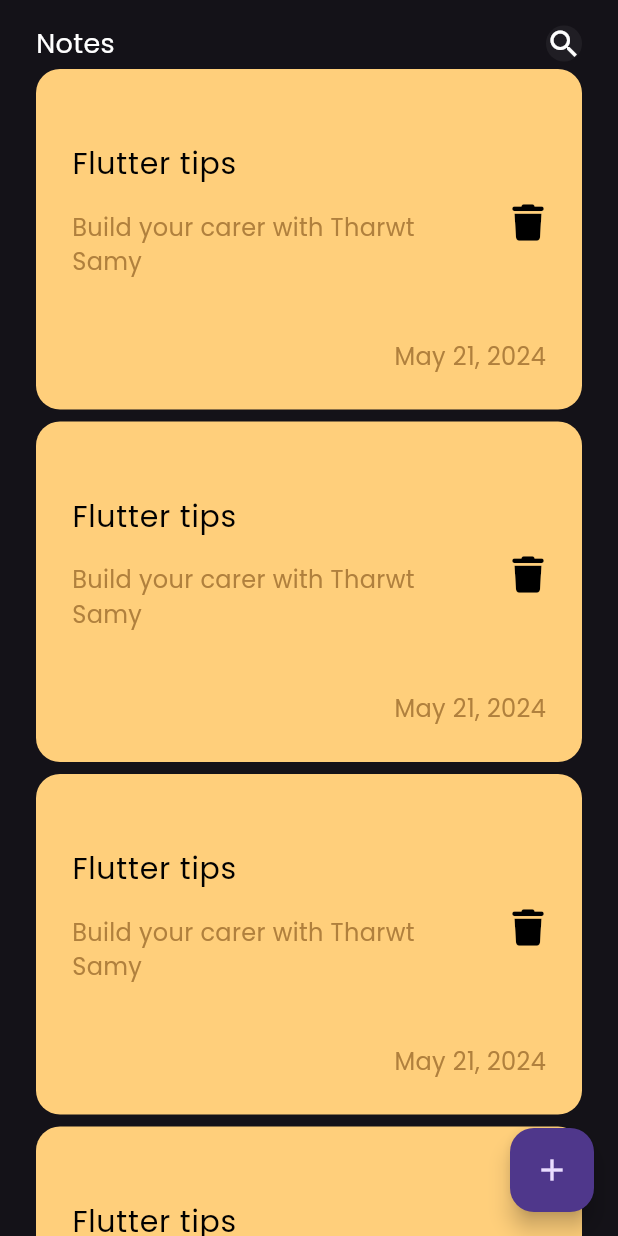
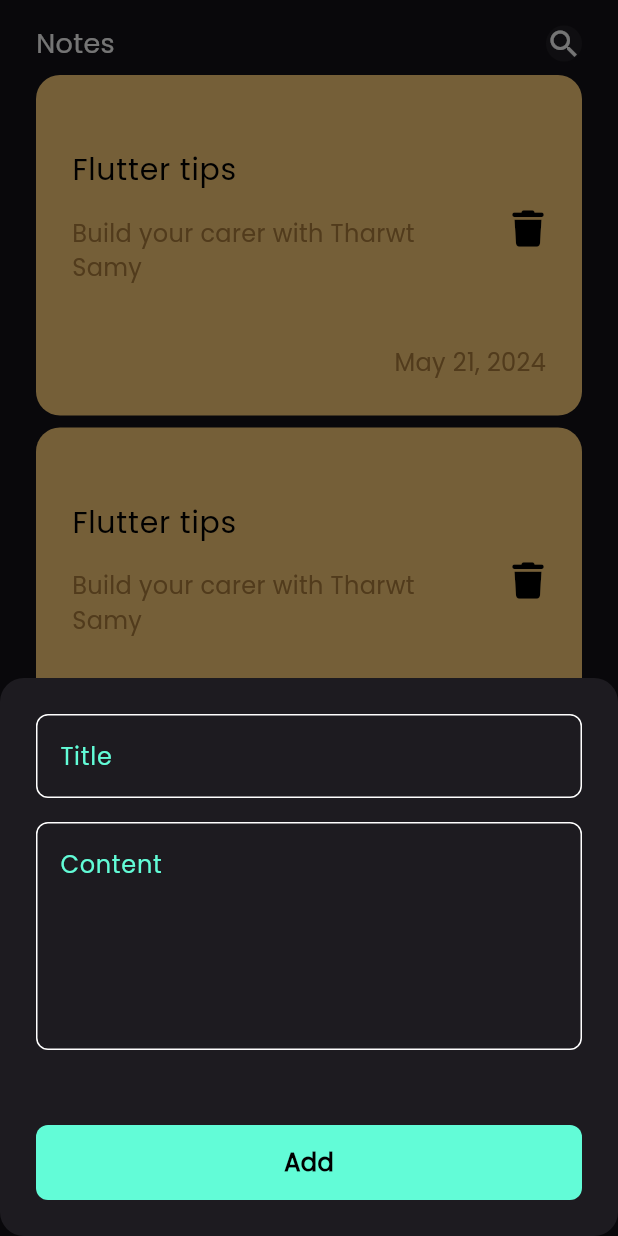
Before and after one commit to ahmed-ali-2024/notes_app, a Flutter app: the screen it shows after launch, after a tap on the "add" icon, on a phone screen of 412 x 824 dp. Run offline on Flutter 3.47's test engine with Material 3 defaults, Android fonts, the phone set to English and light mode, and no system bars; our stand-ins replace flutter_bloc, font_awesome_flutter, hive, hive_flutter; accounts and stored records are empty.

Commit message:
add notes ststes

```diff
--- /dev/null
+++ b/lib/cubits/add_notes_cubits/add_note_cubit.dart
@@ -0,0 +1,6 @@
+import 'package:flutter_bloc/flutter_bloc.dart';
+import 'package:notesapp/cubits/add_notes_cubits/add_notes_state.dart';
+
+class AddNoteCubit extends Cubit<AddNotesState> {
+  AddNoteCubit() : super(AddNotesStateInit());
+}
--- /dev/null
+++ b/lib/cubits/home_page_cubit/home_page_cubit.dart
@@ -0,0 +1,6 @@
+import 'package:flutter_bloc/flutter_bloc.dart';
+import 'package:notesapp/cubits/home_page_cubit/home_page_states.dart';
+
+class HomePageCubit extends Cubit<HomePageStates> {
+  HomePageCubit() : super(HomePageStateinit());
+}
--- a/lib/main.dart
+++ b/lib/main.dart
@@ -1,7 +1,12 @@
 import 'package:flutter/material.dart';
+import 'package:hive_flutter/hive_flutter.dart';
 import 'package:notesapp/viewes/notes_view.dart';
+import 'package:notesapp/viewes/widgets/constants.dart';
 
-void main() {
+void main() async {
+  await Hive.initFlutter();
+  await Hive.openBox(kNotesBox);
+
   runApp(const NotesApp());
 }
 
--- a/lib/viewes/notes_view.dart
+++ b/lib/viewes/notes_view.dart
@@ -1,5 +1,8 @@
 import 'package:flutter/material.dart';
+import 'package:notesapp/viewes/widgets/add_sheet_buttom_sheet.dart';
 import 'package:notesapp/viewes/widgets/notes_view_body.dart';
+
+// Home page of app
 
 class NoteViews extends StatelessWidget {
   const NoteViews({super.key});
@@ -8,7 +11,15 @@ class NoteViews extends StatelessWidget {
   Widget build(BuildContext context) {
     return Scaffold(
       floatingActionButton: FloatingActionButton(
-        onPressed: () {},
+        onPressed: () {
+          showModalBottomSheet(
+              shape: RoundedRectangleBorder(
+                  borderRadius: BorderRadius.circular(16)),
+              context: context,
+              builder: (context) {
+                return const AddNotesButtomSheet();
+              });
+        },
         child: const Icon(
           Icons.add,
         ),
--- /dev/null
+++ b/lib/viewes/widgets/add_sheet_buttom_sheet.dart
@@ -0,0 +1,78 @@
+import 'package:flutter/cupertino.dart';
+import 'package:flutter/material.dart';
+import 'package:flutter/widgets.dart';
+import 'package:notesapp/viewes/widgets/custom_bottom.dart';
+import 'package:notesapp/viewes/widgets/custom_text_feild.dart';
+
+// to creat poup page that we can add new note
+
+class AddNotesButtomSheet extends StatelessWidget {
+  const AddNotesButtomSheet({super.key});
+
+  @override
+  Widget build(BuildContext context) {
+    return const Padding(
+      padding: EdgeInsets.all(24),
+      child: SingleChildScrollView(
+        child: AddNoteForm(),
+      ),
+    );
+  }
+}
+
+class AddNoteForm extends StatefulWidget {
+  const AddNoteForm({
+    super.key,
+  });
+
+  @override
+  State<AddNoteForm> createState() => _AddNoteFormState();
+}
+
+class _AddNoteFormState extends State<AddNoteForm> {
+  // variables
+  final GlobalKey<FormState> formKey = GlobalKey<FormState>();
+  String? title, subTitle;
+  AutovalidateMode autovalidateMode = AutovalidateMode.disabled;
+
+  @override
+  Widget build(BuildContext context) {
+    return Form(
+      autovalidateMode: autovalidateMode,
+      key: formKey,
+      child: Column(
+        children: [
+          CustomTextFormFeild(
+            onSaved: (value) {
+              title = value;
+            },
+            hintText: 'Title',
+          ),
+          const SizedBox(
+            height: 16,
+          ),
+          CustomTextFormFeild(
+            onSaved: (contentValue) {
+              subTitle = contentValue;
+            },
+            hintText: 'Content',
+            maxLines: 5,
+          ),
+          const SizedBox(
+            height: 50,
+          ),
+          CustomButtom(
+            onTap: () {
+              if (formKey.currentState!.validate()) {
+                formKey.currentState!.save();
+              } else {
+                autovalidateMode = AutovalidateMode.always;
+              }
+            },
+            buttomText: 'Add',
+          ),
+        ],
+      ),
+    );
+  }
+}
--- /dev/null
+++ b/lib/viewes/widgets/constants.dart
@@ -0,0 +1,4 @@
+import 'package:flutter/material.dart';
+
+const kPrimaryColor = Color(0xff62fcd7);
+const kNotesBox = 'notes_box';
--- a/lib/viewes/widgets/custom_appbar.dart
+++ b/lib/viewes/widgets/custom_appbar.dart
@@ -2,20 +2,23 @@ import 'package:flutter/material.dart';
 import 'package:notesapp/viewes/widgets/custom_search_icon.dart';
 
 class CustomAppBar extends StatelessWidget {
-  const CustomAppBar({super.key});
-
+  const CustomAppBar({super.key, required this.icon, required this.text});
+  final IconData icon;
+  final String text;
   @override
   Widget build(BuildContext context) {
-    return const Row(
+    return Row(
       children: [
         Text(
-          'Notes',
+          text,
           style: TextStyle(color: Colors.white, fontSize: 18),
         ),
-        Spacer(
+        const Spacer(
           flex: 1,
         ),
-        CustomSearchIcon(),
+        CustomIcon(
+          icon: icon,
+        ),
       ],
     );
   }
--- /dev/null
+++ b/lib/viewes/widgets/custom_bottom.dart
@@ -0,0 +1,35 @@
+import 'package:flutter/material.dart';
+import 'package:notesapp/viewes/widgets/constants.dart';
+
+// custom widget to creat buttom
+
+class CustomButtom extends StatelessWidget {
+  const CustomButtom({super.key, this.buttomText, this.onTap});
+  final String? buttomText;
+
+  final void Function()? onTap;
+  @override
+  Widget build(BuildContext context) {
+    return GestureDetector(
+      onTap: onTap,
+      child: Container(
+        height: 50,
+        width: MediaQuery.of(context).size.width,
+        decoration: BoxDecoration(
+          borderRadius: BorderRadius.circular(8),
+          color: kPrimaryColor,
+        ),
+        child: Center(
+          child: Text(
+            buttomText!,
+            style: const TextStyle(
+              color: Colors.black,
+              fontSize: 16,
+              fontWeight: FontWeight.bold,
+            ),
+          ),
+        ),
+      ),
+    );
+  }
+}
--- a/lib/viewes/widgets/custom_search_icon.dart
+++ b/lib/viewes/widgets/custom_search_icon.dart
@@ -1,15 +1,15 @@
 import 'package:flutter/material.dart';
 
-class CustomSearchIcon extends StatelessWidget {
-  const CustomSearchIcon({super.key});
-
+class CustomIcon extends StatelessWidget {
+  const CustomIcon({super.key, required this.icon});
+  final IconData icon;
   @override
   Widget build(BuildContext context) {
     return Container(
       decoration: BoxDecoration(
           color: Colors.white.withOpacity(0.05),
           borderRadius: BorderRadius.circular(16)),
-      child: const Center(child: Icon(Icons.search)),
+      child: Center(child: Icon(icon)),
     );
   }
 }
--- /dev/null
+++ b/lib/viewes/widgets/custom_text_feild.dart
@@ -0,0 +1,44 @@
+import 'package:flutter/material.dart';
+import 'package:notesapp/viewes/widgets/constants.dart';
+
+// to creat custom text field and use it as a widget in the app
+
+class CustomTextFormFeild extends StatelessWidget {
+  const CustomTextFormFeild(
+      {super.key, this.hintText, this.maxLines = 1, this.onSaved});
+
+  final String? hintText;
+  final int? maxLines;
+  final void Function(String?)? onSaved;
+
+  @override
+  Widget build(BuildContext context) {
+    return TextFormField(
+      onSaved: onSaved,
+      validator: (value) {
+        if (value?.isEmpty ?? true) {
+          return 'Field is required';
+        } else {
+          return null;
+        }
+      },
+      maxLines: maxLines,
+      decoration: InputDecoration(
+        hintText: hintText,
+        hintStyle: const TextStyle(color: kPrimaryColor),
+        border: buildBorder(),
+        focusedBorder: buildBorder(kPrimaryColor),
+        disabledBorder: buildBorder(),
+        enabledBorder: buildBorder(),
+      ),
+    );
+  }
+
+// method that can we use to choose colore to border to TextFormFiled
+  OutlineInputBorder buildBorder([bordercolor]) {
+    return OutlineInputBorder(
+      borderRadius: const BorderRadius.all(Radius.circular(8)),
+      borderSide: BorderSide(color: bordercolor ?? Colors.white),
+    );
+  }
+}
--- a/lib/viewes/widgets/custum_note_item.dart
+++ b/lib/viewes/widgets/custum_note_item.dart
@@ -1,12 +1,17 @@
 import 'package:flutter/material.dart';
 import 'package:font_awesome_flutter/font_awesome_flutter.dart';
+import 'package:notesapp/utils/navigation_utils.dart';
+import 'package:notesapp/viewes/edite_note_view.dart';
 
+// to creat card we can show notes on it
 class ViewItemBox extends StatelessWidget {
   const ViewItemBox({super.key});
 
   @override
   Widget build(BuildContext context) {
-    return Container(
+    return GestureDetector(
+      onTap: () => navigateToPage(context, const EditeNotesView()),
+      child: Container(
         padding: const EdgeInsets.all(24),
         decoration: BoxDecoration(
           color: const Color(0xffFFCF7B),
@@ -47,6 +52,7 @@ class ViewItemBox extends StatelessWidget {
             ),
           ],
         ),
+      ),
     );
   }
 }
--- a/lib/viewes/widgets/notes_list_veiw.dart
+++ b/lib/viewes/widgets/notes_list_veiw.dart
@@ -1,16 +1,24 @@
 import 'package:flutter/material.dart';
 import 'package:notesapp/viewes/widgets/custum_note_item.dart';
+
+//custom widget
+//to creat list of notes
 
 class NotesListView extends StatelessWidget {
   const NotesListView({super.key});
 
   @override
   Widget build(BuildContext context) {
-    return ListView.builder(itemBuilder: (context, index) {
-      return const Padding(
-        padding: EdgeInsets.symmetric(vertical: 4),
-        child: ViewItemBox(),
-      );
-    });
+    return Padding(
+      padding: const EdgeInsets.symmetric(vertical: 4),
+      child: ListView.builder(
+          padding: EdgeInsetsDirectional.zero,
+          itemBuilder: (context, index) {
+            return const Padding(
+              padding: EdgeInsets.symmetric(vertical: 4),
+              child: ViewItemBox(),
+            );
+          }),
+    );
   }
 }
--- a/lib/viewes/widgets/notes_view_body.dart
+++ b/lib/viewes/widgets/notes_view_body.dart
@@ -2,6 +2,10 @@ import 'package:flutter/material.dart';
 import 'package:notesapp/viewes/widgets/custom_appbar.dart';
 import 'package:notesapp/viewes/widgets/notes_list_veiw.dart';
 
+// to creat the body of the main page
+//     contain:
+//             1- CustomAppBar widget
+//             2-NotesListView widget
 class NotesViewBody extends StatelessWidget {
   const NotesViewBody({super.key});
 
@@ -14,7 +18,10 @@ class NotesViewBody extends StatelessWidget {
           SizedBox(
             height: 16,
           ),
-          CustomAppBar(),
+          CustomAppBar(
+            icon: Icons.search,
+            text: 'Notes',
+          ),
           Expanded(
             child: NotesListView(),
           ),
--- a/pubspec.yaml
+++ b/pubspec.yaml
@@ -36,10 +36,16 @@ dependencies:
   # Use with the CupertinoIcons class for iOS style icons.
   cupertino_icons: ^1.0.6
   font_awesome_flutter: ^10.7.0
+  bloc: ^8.1.4
+  flutter_bloc: ^8.1.6
+  hive: ^2.2.3
+  hive_flutter: ^1.1.0
 
 dev_dependencies:
   flutter_test:
     sdk: flutter
+  hive_generator: ^2.0.1
+  build_runner: ^2.4.11
 
   # The "flutter_lints" package below contains a set of recommended lints to
   # encourage good coding practices. The lint set provided by the package is
```
Also changed, not shown: lib/cubits/add_notes_cubits/add_notes_state.dart (added, +13 -0 lines), lib/cubits/home_page_cubit/home_page_states.dart (added, +7 -0 lines), lib/models/notes_model.dart (added, +24 -0 lines), lib/utils/navigation_utils.dart (added, +9 -0 lines), lib/viewes/edite_note_view.dart (added, +14 -0 lines), lib/viewes/widgets/edite_notes_view_body.dart (added, +33 -0 lines), lib/models/notes_model.g.dart (added), pubspec.lock, 1 other file. Lines whose indentation alone changed are shown as unchanged.
